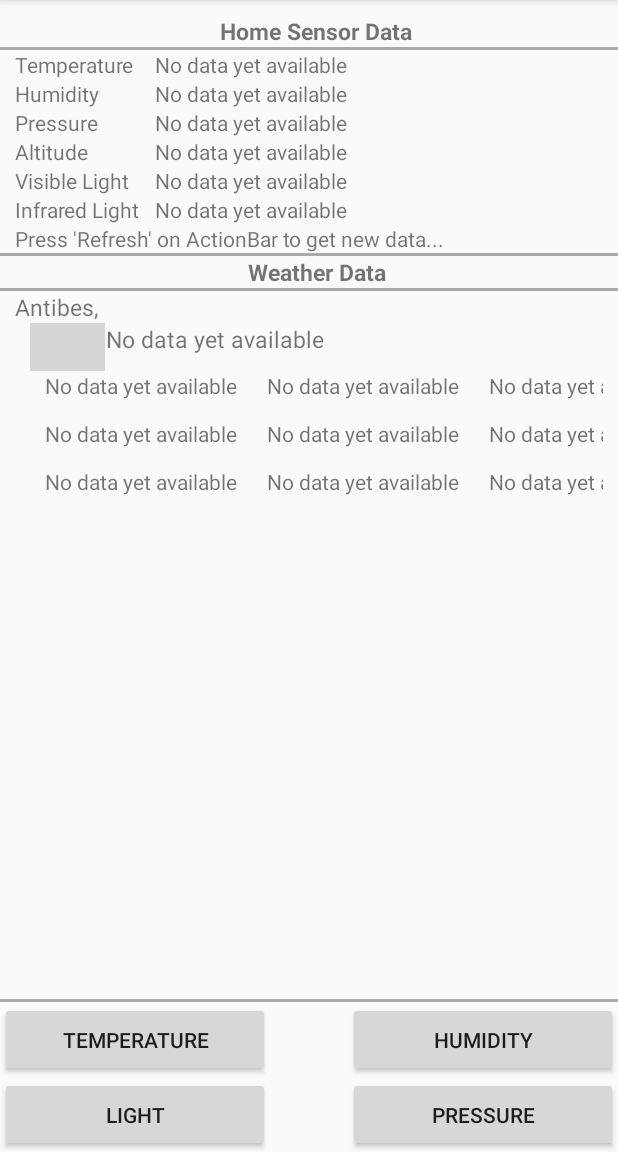
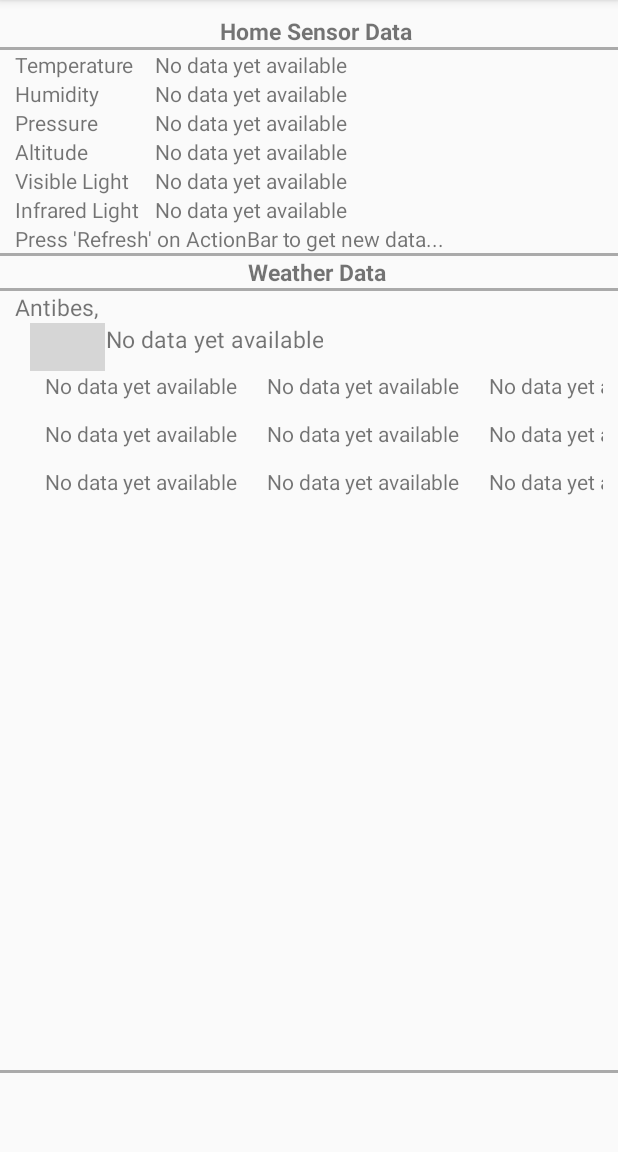
Before and after one commit to tiagosarmento/HomeMonitorIOT, an Android app: the screen it shows after launch (MainActivity), on a phone screen of 412 x 824 dp, the part 84-1236 px from its top. Run offline under Robolectric (Android 15) with nearby library versions, the phone set to English and light mode, and no system bars; libraries missing offline, so code that uses them is left out: com.github.pwittchen.weathericonview; plain views replace WeatherIconView; 3 statements that could not run were skipped; grey boxes are pictures that could not be loaded.

Commit message:
Update MainActivity UI: replaced graph plot buttons by entries on Menu Settings. This way we achieved a cleaner main UI.

```diff
--- a/HomeMonitorIOT/app/src/main/java/com/tiasan/homemonitoriot/MainActivity.java
+++ b/HomeMonitorIOT/app/src/main/java/com/tiasan/homemonitoriot/MainActivity.java
@@ -24,8 +24,6 @@ import android.text.method.LinkMovementMethod;
 import android.text.util.Linkify;
 import android.view.Menu;
 import android.view.MenuItem;
-import android.view.View;
-import android.widget.Button;
 import android.widget.LinearLayout;
 import android.widget.TextView;
 
@@ -36,7 +34,7 @@ import com.github.pwittchen.weathericonview.WeatherIconView;
  * @class MainActivity
  * @desc This class is the application Main Activity
  */
-public class MainActivity extends AppCompatActivity implements View.OnClickListener {
+public class MainActivity extends AppCompatActivity {
 
     // Set Global data
     private static final String gTag                    = "DBG - MainActivity";
@@ -72,7 +70,6 @@ public class MainActivity extends AppCompatActivity implements View.OnClickListe
         // Load main layout
         setContentView(R.layout.activity_main);
         // Init main layout objects
-        setOnClickListenerObjects();
         setupWeatherIconViewObjects();
         // Create hook on AlarmReceiver
         arUpdateDataAlarm = new AlarmReceiver();
@@ -158,6 +155,7 @@ public class MainActivity extends AppCompatActivity implements View.OnClickListe
     @Override
     public boolean onOptionsItemSelected(MenuItem item) {
         // Take an action depending on option selected
+        Intent iActivity = null;
         switch (item.getItemId()) {
             case R.id.mitRefresh:
                 // Call data handler to fetch sensor data from Exosite Platform
@@ -166,12 +164,28 @@ public class MainActivity extends AppCompatActivity implements View.OnClickListe
                 break;
             case R.id.mitSettings:
                 // Call settings activity
-                Intent iSettings = new Intent(MainActivity.this, SettingsActivity.class);
-                startActivity(iSettings);
+                iActivity = new Intent(MainActivity.this, SettingsActivity.class);
+                startActivity(iActivity);
                 break;
             case R.id.mitAbout:
                 // Show About Dialog message
                 showAboutDialog();
+                break;
+            case R.id.mitPlotTemperature:
+                iActivity = new Intent(MainActivity.this, TemperatureActivity.class);
+                startActivity(iActivity);
+                break;
+            case R.id.mitPlotHumidity:
+                iActivity = new Intent(MainActivity.this, HumidityActivity.class);
+                startActivity(iActivity);
+                break;
+            case R.id.mitPlotPressure:
+                iActivity = new Intent(MainActivity.this, PressureActivity.class);
+                startActivity(iActivity);
+                break;
+            case R.id.mitPlotLight:
+                iActivity = new Intent(MainActivity.this, LightActivity.class);
+                startActivity(iActivity);
                 break;
             default:
                 return super.onOptionsItemSelected(item);
@@ -179,62 +193,9 @@ public class MainActivity extends AppCompatActivity implements View.OnClickListe
         return true;
     }
 
-    /**
-     * Called when a button is clicked.
-     */
-    @Override
-    public void onClick(View v) {
-        Intent iActivity;
-        // Started the consequent activity for a pressed button
-        switch(v.getId()) {
-            case R.id.bTemperature:
-                iActivity = new Intent(MainActivity.this, TemperatureActivity.class);
-                startActivity(iActivity);
-                break;
-            case R.id.bHumidity:
-                iActivity = new Intent(MainActivity.this, HumidityActivity.class);
-                startActivity(iActivity);
-                break;
-            case R.id.bPressure:
-                iActivity = new Intent(MainActivity.this, PressureActivity.class);
-                startActivity(iActivity);
-                break;
-            case R.id.bLight:
-                iActivity = new Intent(MainActivity.this, LightActivity.class);
-                startActivity(iActivity);
-                break;
-        }
-    }
-
     //
     // From here down are the MainActivity support functions
     //
-
-    /**
-     * @author Tiago Sarmento Santos
-     * @func setOnClickListenerObjects
-     * @desc This function does the sets the action onClickListener for the button objects
-     * @return none
-     */
-    private void setOnClickListenerObjects() {
-        // Setup buttons objects listeners
-        Button bButton;
-        // Set Temperature button
-        bButton = (Button) findViewById(R.id.bTemperature);
-        bButton.setOnClickListener(this);
-
-        // Set Humidity button
-        bButton = (Button) findViewById(R.id.bHumidity);
-        bButton.setOnClickListener(this);
-
-        // Set Pressure button
-        bButton = (Button) findViewById(R.id.bPressure);
-        bButton.setOnClickListener(this);
-
-        // Set Visible Light button
-        bButton = (Button) findViewById(R.id.bLight);
-        bButton.setOnClickListener(this);
-    }
 
     /**
      * @author Tiago Sarmento Santos
--- a/HomeMonitorIOT/app/src/main/res/layout/activity_main.xml
+++ b/HomeMonitorIOT/app/src/main/res/layout/activity_main.xml
@@ -423,37 +423,9 @@
             <View android:layout_width="match_parent"
                 android:layout_height="2dp"
                 android:layout_marginTop="370dp"
-                android:layout_above="@+id/bTemperature"
+                android:layout_below="@+id/tbWeatherTable"
                 android:background="@android:color/darker_gray"
                 android:id="@+id/vLimiter4" />
-
-            <Button android:id="@+id/bTemperature"
-                android:layout_width="180dp"
-                android:layout_height="50dp"
-                android:layout_alignParentLeft="true"
-                android:layout_above="@+id/bLight"
-                android:text="Temperature" />
-
-            <Button android:id="@+id/bHumidity"
-                android:layout_width="180dp"
-                android:layout_height="50dp"
-                android:layout_alignParentRight="true"
-                android:layout_above="@+id/bPressure"
-                android:text="Humidity" />
-
-            <Button android:id="@+id/bLight"
-                android:layout_width="180dp"
-                android:layout_height="50dp"
-                android:layout_alignParentLeft="true"
-                android:layout_alignParentBottom="true"
-                android:text="Light" />
-
-            <Button android:id="@+id/bPressure"
-                android:layout_width="180dp"
-                android:layout_height="50dp"
-                android:layout_alignParentRight="true"
-                android:layout_alignParentBottom="true"
-                android:text="Pressure" />
 
         </RelativeLayout>
     </ScrollView>
--- a/HomeMonitorIOT/app/src/main/res/menu/app_menu.xml
+++ b/HomeMonitorIOT/app/src/main/res/menu/app_menu.xml
@@ -27,6 +27,22 @@
         android:title="Settings" />
 
     <item
+        android:id="@+id/mitPlotTemperature"
+        android:title="Temperature Graph" />
+
+    <item
+        android:id="@+id/mitPlotHumidity"
+        android:title="Humidity Graph" />
+
+    <item
+        android:id="@+id/mitPlotPressure"
+        android:title="Pressure Graph" />
+
+    <item
+        android:id="@+id/mitPlotLight"
+        android:title="Light Graph" />
+
+    <item
         android:id="@+id/mitAbout"
         android:title="About" />
 
```
